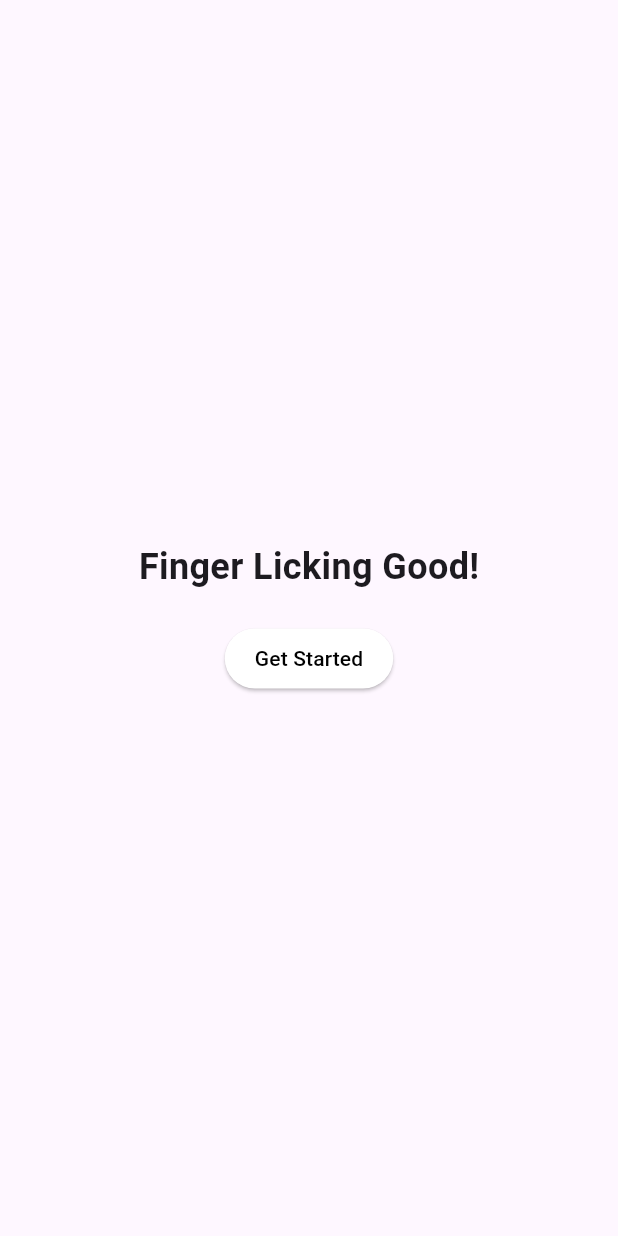
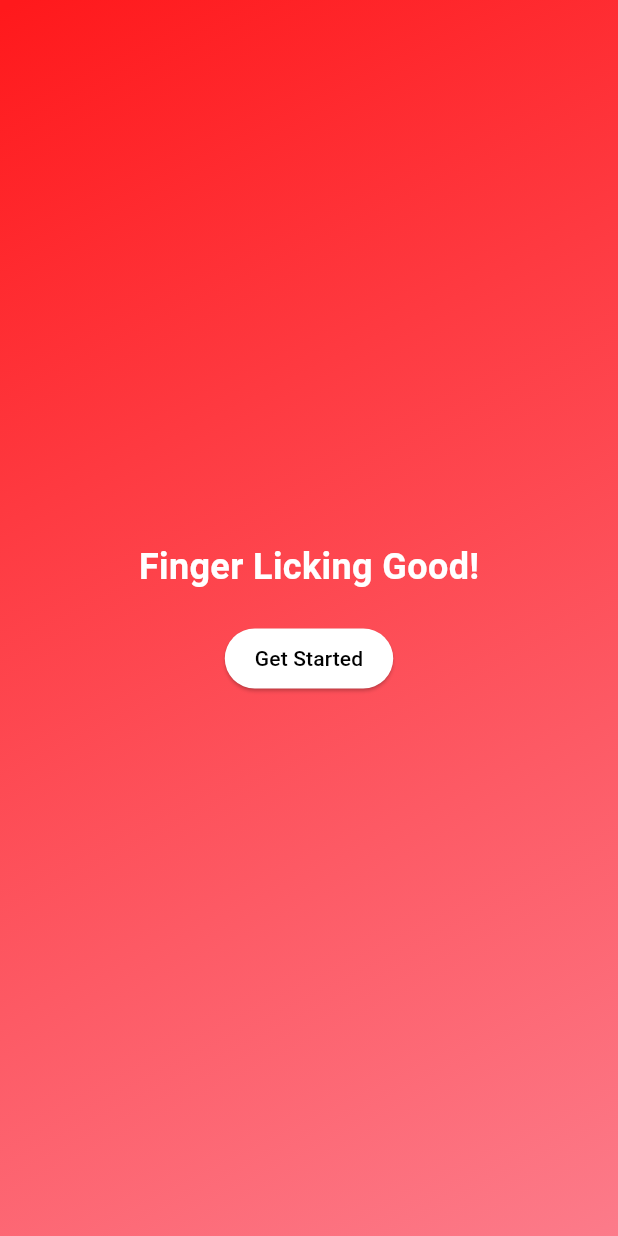
Before and after one commit to longmaker2/mobile-app_group12, a Flutter app: the screen it shows after launch, on a phone screen of 412 x 824 dp. Run offline on Flutter 3.47's test engine with Material 3 defaults, Android fonts, the phone set to English and light mode, and no system bars.

Commit message:
trying some crazy things on the landing page

```diff
--- a/flavour_fiesta/lib/screens/onboarding_screens/landing_screen.dart
+++ b/flavour_fiesta/lib/screens/onboarding_screens/landing_screen.dart
@@ -4,7 +4,19 @@ class LandingPage extends StatelessWidget {
   @override
   Widget build(BuildContext context) {
     return Scaffold(
-      body: Center(
+      body: Container(
+        decoration: BoxDecoration(
+          gradient: LinearGradient(
+            begin: Alignment.topLeft,
+            end: Alignment.bottomRight,
+            colors: [
+              Color(0xFFFF191C),
+              Color(0xFFFC7B8A),
+            ],
+            stops: [0.0065, 1.0718],
+          ),
+        ),
+        child: Center(
           child: Column(
             mainAxisAlignment: MainAxisAlignment.center,
             children: [
@@ -13,13 +25,12 @@ class LandingPage extends StatelessWidget {
                 style: TextStyle(
                   fontSize: 24,
                   fontWeight: FontWeight.bold,
+                  color: Colors.white,
                 ),
               ),
               SizedBox(height: 20),
               ElevatedButton(
-              onPressed: () {
-                // Handle button press, navigate to the next screen, etc.
-              },
+                onPressed: () {},
                 style: ElevatedButton.styleFrom(
                   primary: Colors.white,
                   onPrimary: Colors.black,
@@ -30,6 +41,7 @@ class LandingPage extends StatelessWidget {
             ],
           ),
         ),
+      ),
     );
   }
 }
```
Lines whose indentation alone changed are shown as unchanged.
